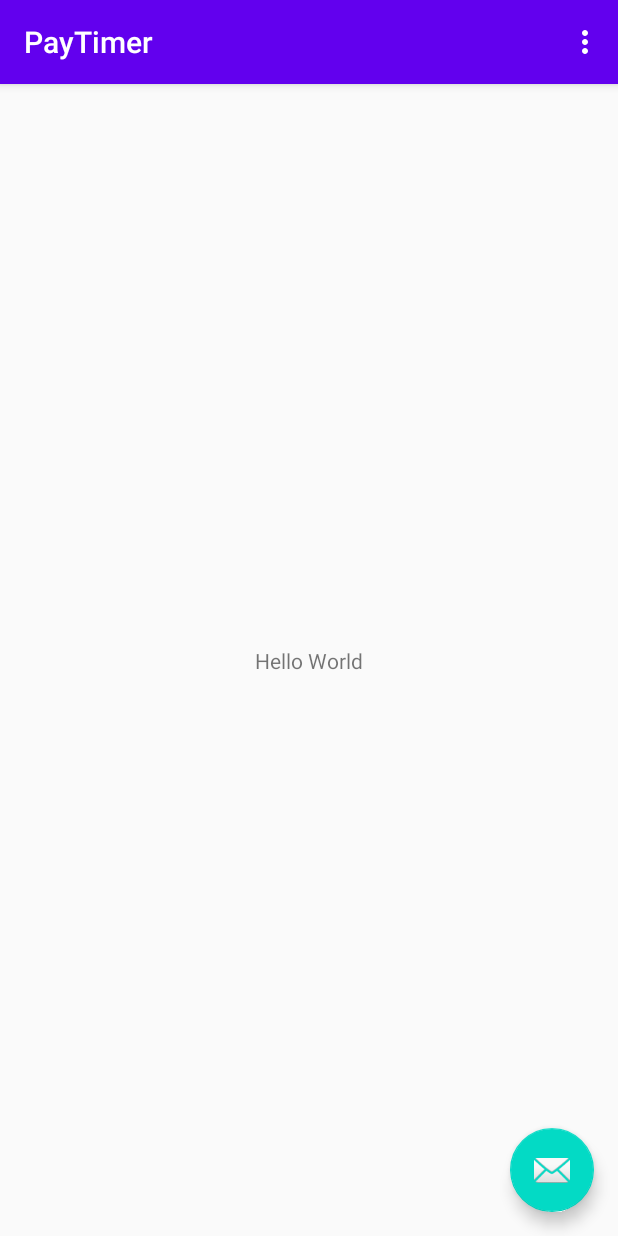
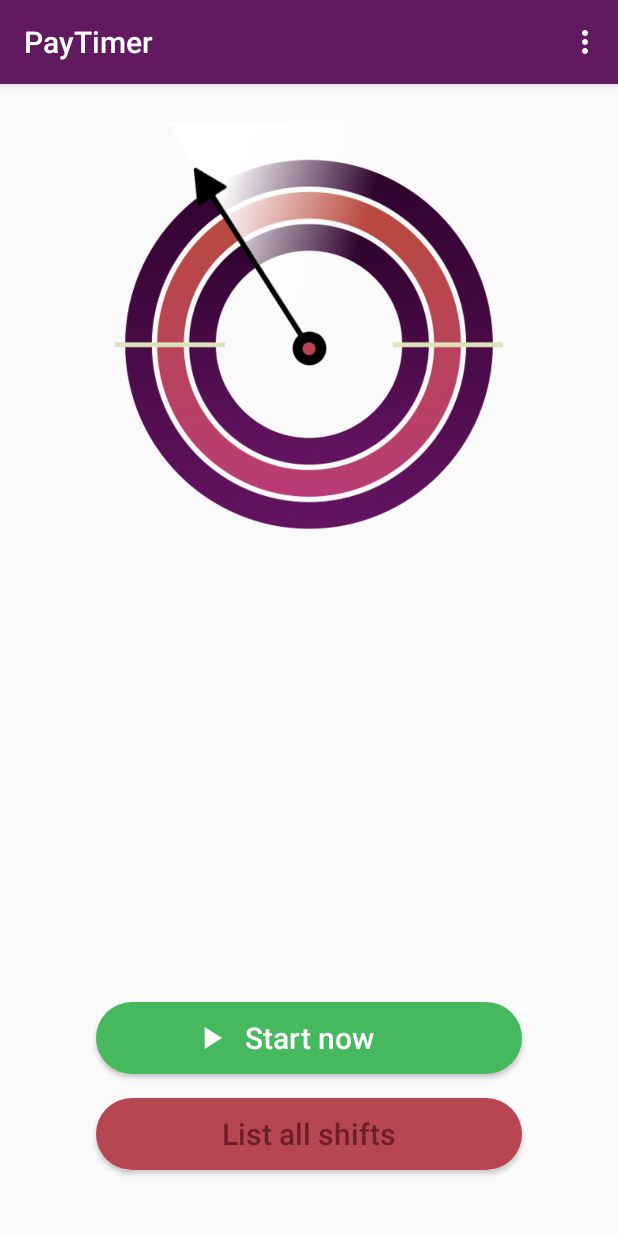
Before and after one commit to Erezbiox1/PayTimer, an Android app: the screen it shows after launch (MainActivity), on a phone screen of 412 x 824 dp. Run offline under Robolectric (Android 15) with nearby library versions, the phone set to English and light mode, and no system bars.

Commit message:
Basic MainActivity layout and design.

```diff
--- a/app/src/main/java/com/erezbiox1/paytimer/MainActivity.java
+++ b/app/src/main/java/com/erezbiox1/paytimer/MainActivity.java
@@ -1,5 +1,6 @@
 package com.erezbiox1.paytimer;
 
+import android.graphics.drawable.AnimatedVectorDrawable;
 import android.os.Bundle;
 
 import com.google.android.material.floatingactionbutton.FloatingActionButton;
@@ -11,8 +12,18 @@ import androidx.appcompat.widget.Toolbar;
 import android.view.View;
 import android.view.Menu;
 import android.view.MenuItem;
+import android.view.animation.Animation;
+import android.view.animation.AnimationUtils;
+import android.widget.Button;
+import android.widget.ImageView;
 
 public class MainActivity extends AppCompatActivity {
+
+    private Button startButton;
+    private ImageView anchor, startSymbol;
+    private Animation rotatingAnimation;
+
+    private boolean isRunning = false;
 
     @Override
     protected void onCreate(Bundle savedInstanceState) {
@@ -21,12 +32,19 @@ public class MainActivity extends AppCompatActivity {
         Toolbar toolbar = findViewById(R.id.toolbar);
         setSupportActionBar(toolbar);
 
-        FloatingActionButton fab = findViewById(R.id.fab);
-        fab.setOnClickListener(new View.OnClickListener() {
+        anchor = findViewById(R.id.ic_anchor);
+        startButton = findViewById(R.id.start_shift);
+        startSymbol = findViewById(R.id.start_symbol);
+
+        rotatingAnimation = AnimationUtils.loadAnimation(this, R.anim.rotating);
+        final AnimatedVectorDrawable startingAnimation = (AnimatedVectorDrawable) startSymbol.getDrawable();
+
+        startButton.setOnClickListener(new View.OnClickListener() {
             @Override
             public void onClick(View view) {
-                Snackbar.make(view, "Replace with your own action", Snackbar.LENGTH_LONG)
-                        .setAction("Action", null).show();
+                anchor.startAnimation(rotatingAnimation);
+                startingAnimation.start();
+                startButton.setText(R.string.stop_now);
             }
         });
     }
--- /dev/null
+++ b/app/src/main/res/anim/rotating.xml
@@ -0,0 +1,15 @@
+<?xml version="1.0" encoding="utf-8"?>
+<set
+    xmlns:android="http://schemas.android.com/apk/res/android"
+    android:interpolator="@android:interpolator/linear">
+
+    <rotate
+        xmlns:android="http://schemas.android.com/apk/res/android"
+        android:fromDegrees="0"
+        android:toDegrees="360"
+        android:pivotX="50%"
+        android:pivotY="50%"
+        android:repeatCount="infinite"
+        android:duration="4000" />
+
+</set>
--- /dev/null
+++ b/app/src/main/res/drawable/greenbtn.xml
@@ -0,0 +1,5 @@
+<?xml version="1.0" encoding="utf-8"?>
+<shape xmlns:android="http://schemas.android.com/apk/res/android">
+    <solid android:color="#46B85E" />
+    <corners android:radius="200dp"/>
+</shape>
--- /dev/null
+++ b/app/src/main/res/drawable/redbtn.xml
@@ -0,0 +1,5 @@
+<?xml version="1.0" encoding="utf-8"?>
+<shape xmlns:android="http://schemas.android.com/apk/res/android">
+    <solid android:color="@color/colorAccent" />
+    <corners android:radius="200dp"/>
+</shape>
--- /dev/null
+++ b/app/src/main/res/drawable/start_animation.xml
@@ -0,0 +1,45 @@
+<animated-vector
+    xmlns:android="http://schemas.android.com/apk/res/android"
+    xmlns:aapt="http://schemas.android.com/aapt">
+    <aapt:attr name="android:drawable">
+        <vector
+            android:name="playtopause"
+            android:width="25dp"
+            android:height="25dp"
+            android:viewportWidth="24"
+            android:viewportHeight="24">
+            <group
+                android:name="group"
+                android:pivotX="12"
+                android:pivotY="12">
+                <path
+                    android:name="path"
+                    android:pathData="M 8 5 L 8 19 L 19 12 Z"
+                    android:fillColor="#FFF"
+                    android:strokeWidth="1"/>
+            </group>
+        </vector>
+    </aapt:attr>
+    <target android:name="path">
+        <aapt:attr name="android:animation">
+            <objectAnimator
+                android:propertyName="pathData"
+                android:duration="300"
+                android:valueFrom="M 8 5 L 8 12 L 19 12 L 19 12 L 8 5 M 8 12 L 8 19 L 19 12 L 19 12 L 8 12"
+                android:valueTo="M 5 6 L 5 10 L 19 10 L 19 6 L 5 6 M 5 14 L 5 18 L 19 18 L 19 14 L 5 14"
+                android:valueType="pathType"
+                android:interpolator="@android:interpolator/fast_out_slow_in"/>
+        </aapt:attr>
+    </target>
+    <target android:name="group">
+        <aapt:attr name="android:animation">
+            <objectAnimator
+                android:propertyName="rotation"
+                android:duration="300"
+                android:valueFrom="0"
+                android:valueTo="90"
+                android:valueType="floatType"
+                android:interpolator="@android:interpolator/fast_out_slow_in"/>
+        </aapt:attr>
+    </target>
+</animated-vector>
--- a/app/src/main/res/layout/activity_main.xml
+++ b/app/src/main/res/layout/activity_main.xml
@@ -20,14 +20,6 @@
 
     </com.google.android.material.appbar.AppBarLayout>
 
-    <com.google.android.material.floatingactionbutton.FloatingActionButton
-        android:id="@+id/fab"
-        android:layout_width="wrap_content"
-        android:layout_height="wrap_content"
-        android:layout_gravity="bottom|end"
-        android:layout_margin="@dimen/fab_margin"
-        app:srcCompat="@android:drawable/ic_dialog_email" />
-
     <include layout="@layout/content_main" />
 
 </androidx.coordinatorlayout.widget.CoordinatorLayout>
--- a/app/src/main/res/layout/content_main.xml
+++ b/app/src/main/res/layout/content_main.xml
@@ -1,16 +1,81 @@
 <?xml version="1.0" encoding="utf-8"?>
 <androidx.constraintlayout.widget.ConstraintLayout xmlns:android="http://schemas.android.com/apk/res/android"
     xmlns:app="http://schemas.android.com/apk/res-auto"
+    xmlns:tools="http://schemas.android.com/tools"
     android:layout_width="match_parent"
     android:layout_height="match_parent"
     app:layout_behavior="@string/appbar_scrolling_view_behavior">
 
-    <TextView
-        android:layout_width="wrap_content"
-        android:layout_height="wrap_content"
-        android:text="Hello World"
-        app:layout_constraintBottom_toBottomOf="parent"
+    <ImageView
+        android:id="@+id/shift_circle"
+        android:layout_width="276dp"
+        android:layout_height="247dp"
+        android:layout_marginTop="50dp"
+        android:layout_marginStart="8dp"
+        android:layout_marginEnd="8dp"
+        android:src="@drawable/bgcircle"
+        app:layout_constraintEnd_toEndOf="parent"
+        app:layout_constraintStart_toStartOf="parent"
+        app:layout_constraintTop_toTopOf="parent"
+        android:contentDescription="@string/big_circle" />
+
+    <ImageView
+        android:id="@+id/ic_anchor"
+        android:layout_width="358dp"
+        android:layout_height="358dp"
+        android:src="@drawable/icanchor"
+        android:layout_marginEnd="8dp"
+        android:layout_marginStart="8dp"
         app:layout_constraintEnd_toEndOf="parent"
         app:layout_constraintStart_toStartOf="parent"
         app:layout_constraintTop_toTopOf="parent" />
+
+
+    <ImageView
+        android:id="@+id/start_symbol"
+        android:layout_width="wrap_content"
+        android:layout_height="wrap_content"
+        android:layout_marginStart="64dp"
+        android:layout_marginTop="10dp"
+        android:layout_marginBottom="10dp"
+        android:contentDescription="@string/animated_start_symbol"
+        android:elevation="100dp"
+        app:layout_constraintBottom_toBottomOf="@+id/start_shift"
+        app:layout_constraintStart_toStartOf="@+id/start_shift"
+        app:layout_constraintTop_toTopOf="@+id/start_shift"
+        app:srcCompat="@drawable/start_animation" />
+
+    <Button
+        android:id="@+id/start_shift"
+        android:layout_width="0dp"
+        android:layout_height="wrap_content"
+        android:layout_marginStart="64dp"
+        android:layout_marginEnd="64dp"
+        android:layout_marginBottom="16dp"
+        android:background="@drawable/greenbtn"
+        android:text="@string/start_now"
+        android:textAllCaps="false"
+        android:textColor="@android:color/white"
+        android:textSize="20sp"
+        app:layout_constraintBottom_toTopOf="@+id/list_shifts"
+        app:layout_constraintEnd_toEndOf="parent"
+        app:layout_constraintHorizontal_bias="0.0"
+        app:layout_constraintStart_toStartOf="parent" />
+
+    <Button
+        android:id="@+id/list_shifts"
+        android:layout_width="0dp"
+        android:layout_height="wrap_content"
+        android:layout_marginStart="64dp"
+        android:layout_marginEnd="64dp"
+        android:layout_marginBottom="44dp"
+        android:background="@drawable/redbtn"
+        android:text="@string/list_all_shifts"
+        android:textAllCaps="false"
+        android:textColor="#6B1E27"
+        android:textSize="20sp"
+        app:layout_constraintBottom_toBottomOf="parent"
+        app:layout_constraintEnd_toEndOf="parent"
+        app:layout_constraintStart_toStartOf="parent" />
+
 </androidx.constraintlayout.widget.ConstraintLayout>
--- a/app/src/main/res/values/colors.xml
+++ b/app/src/main/res/values/colors.xml
@@ -1,6 +1,6 @@
 <?xml version="1.0" encoding="utf-8"?>
 <resources>
-    <color name="colorPrimary">#6200EE</color>
-    <color name="colorPrimaryDark">#3700B3</color>
-    <color name="colorAccent">#03DAC5</color>
+    <color name="colorPrimary">#611a5f</color>
+    <color name="colorPrimaryDark">#380d37</color>
+    <color name="colorAccent">#b74653</color>
 </resources>
--- a/app/src/main/res/values/strings.xml
+++ b/app/src/main/res/values/strings.xml
@@ -9,4 +9,10 @@
 
     <string name="hello_first_fragment">Hello first fragment</string>
     <string name="hello_second_fragment">Hello second fragment. Arg: %1$s</string>
+    <string name="big_circle">Big Circle</string>
+    <string name="start">Start</string>
+    <string name="list_all_shifts">List all shifts</string>
+    <string name="start_now">Start now</string>
+    <string name="animated_start_symbol">Animated start symbol</string>
+    <string name="stop_now">Stop now</string>
 </resources>
```
Also changed, not shown: app/src/main/res/drawable/bgcircle.png (added), app/src/main/res/drawable/icanchor.png (added).
